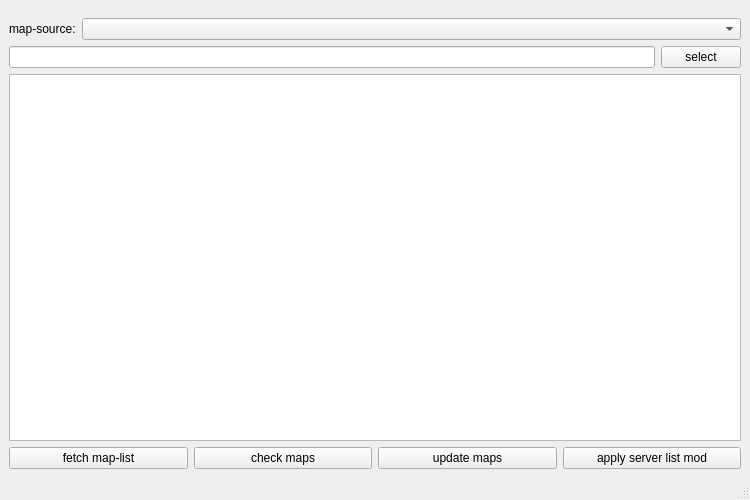
This is ui/main.ui in jesseklm/coj-maps-downloader as Qt 5 draws it before an edit. The edited form follows.
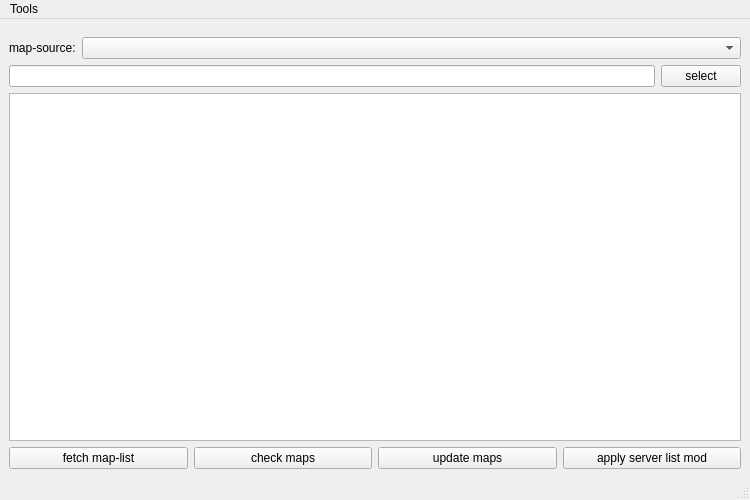
This is the edited form.

Diff of the .ui file:
```diff
--- a/ui/main.ui
+++ b/ui/main.ui
@@ -141,6 +141,13 @@
      <height>30</height>
     </rect>
    </property>
+   <widget class="QMenu" name="menuTools">
+    <property name="title">
+     <string>Tools</string>
+    </property>
+    <addaction name="actionCheck_servers"/>
+   </widget>
+   <addaction name="menuTools"/>
   </widget>
   <widget class="QStatusBar" name="statusbar"/>
  </widget>
```
Left out of the diff: 5 changed lines with no effect on the pictures.
